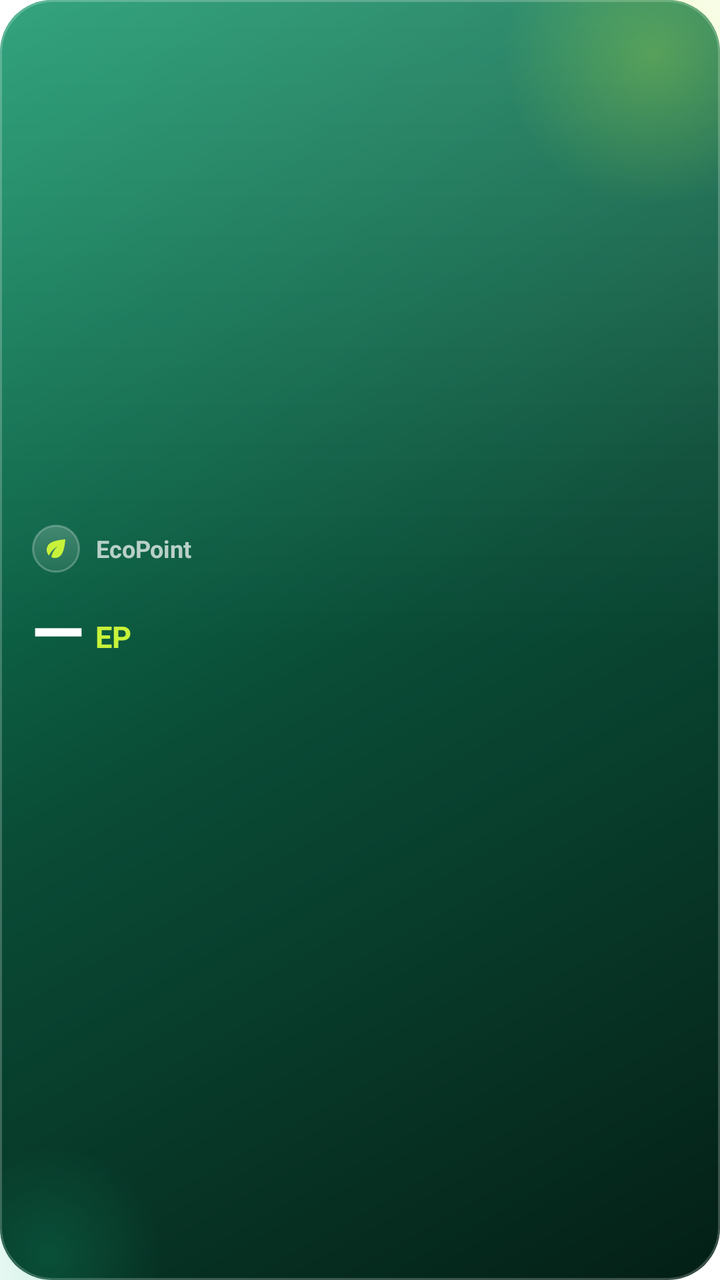
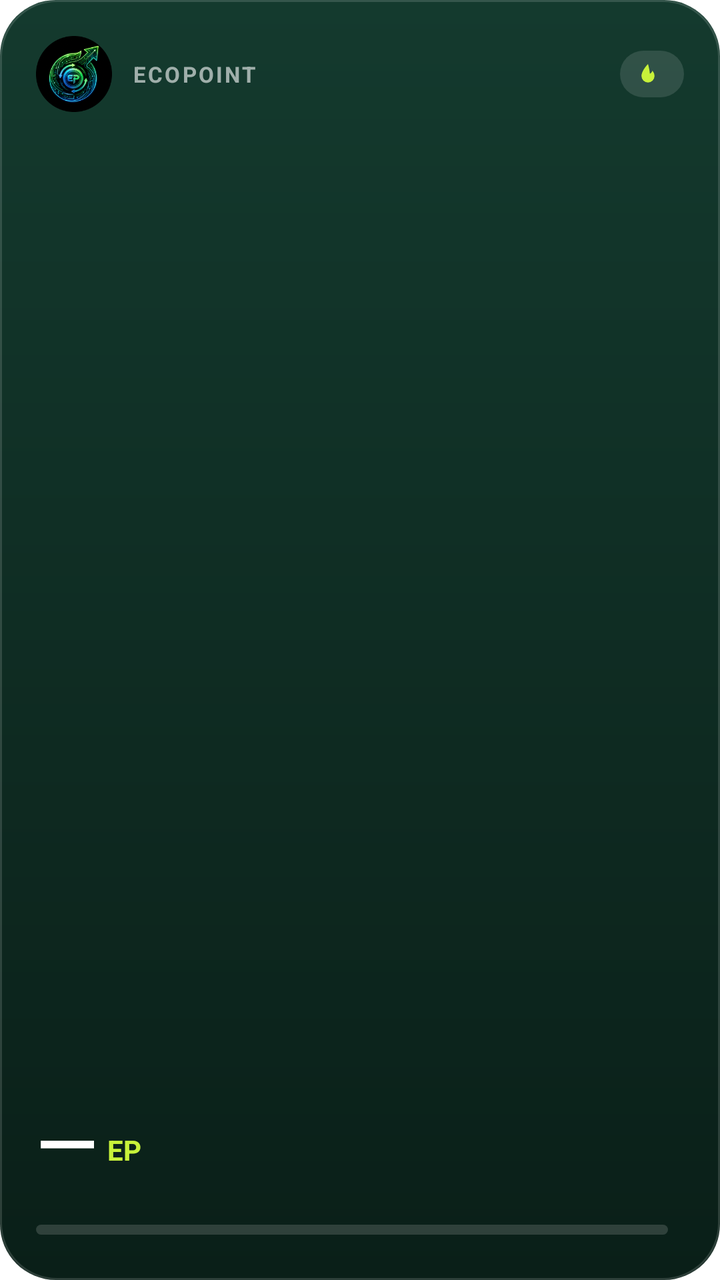

Before-and-after screenshots of an Android layout around one commit, followed by the original layout XML and the change that was made.
<!-- AndroidManifest.xml: fallback theme Theme.MaterialComponents.DayNight.NoActionBar -->
<!-- res/layout/ep_widget.xml -->
<?xml version="1.0" encoding="utf-8"?>
<FrameLayout xmlns:android="http://schemas.android.com/apk/res/android"
    android:id="@+id/ep_widget_root"
    android:layout_width="match_parent"
    android:layout_height="match_parent"
    android:background="@drawable/ep_widget_bg">

    
    <ImageView
        android:layout_width="150dp"
        android:layout_height="150dp"
        android:layout_gravity="top|end"
        android:layout_marginTop="-48dp"
        android:layout_marginEnd="-42dp"
        android:importantForAccessibility="no"
        android:src="@drawable/ep_widget_blob_a" />
    <ImageView
        android:layout_width="110dp"
        android:layout_height="110dp"
        android:layout_gravity="bottom|start"
        android:layout_marginBottom="-44dp"
        android:layout_marginStart="-30dp"
        android:importantForAccessibility="no"
        android:src="@drawable/ep_widget_blob_b" />

    <LinearLayout
        android:layout_width="match_parent"
        android:layout_height="match_parent"
        android:gravity="center_vertical"
        android:orientation="vertical"
        android:padding="16dp">

        <LinearLayout
            android:layout_width="wrap_content"
            android:layout_height="wrap_content"
            android:gravity="center_vertical"
            android:orientation="horizontal">

            <ImageView
                android:layout_width="24dp"
                android:layout_height="24dp"
                android:background="@drawable/ep_widget_badge"
                android:importantForAccessibility="no"
                android:padding="5dp"
                android:src="@drawable/ep_widget_leaf" />

            <TextView
                android:id="@+id/ep_widget_label"
                android:layout_width="wrap_content"
                android:layout_height="wrap_content"
                android:layout_marginStart="8dp"
                android:text="EcoPoint"
                android:textColor="#B3FFFFFF"
                android:textSize="12sp"
                android:textStyle="bold" />
        </LinearLayout>

        
        <ViewFlipper
            android:id="@+id/ep_widget_flipper"
            android:layout_width="match_parent"
            android:layout_height="wrap_content"
            android:layout_marginTop="10dp"
            android:autoStart="true"
            android:flipInterval="4500"
            android:inAnimation="@android:anim/fade_in"
            android:outAnimation="@android:anim/fade_out">

            <LinearLayout
                android:layout_width="match_parent"
                android:layout_height="wrap_content"
                android:gravity="bottom"
                android:orientation="horizontal">

                <TextView
                    android:id="@+id/ep_widget_balance"
                    android:layout_width="wrap_content"
                    android:layout_height="wrap_content"
                    android:fontFamily="sans-serif-medium"
                    android:includeFontPadding="false"
                    android:maxLines="1"
                    android:text="—"
                    android:textColor="#FFFFFFFF"
                    android:textSize="34sp"
                    android:textStyle="bold" />

                <TextView
                    android:id="@+id/ep_widget_unit"
                    android:layout_width="wrap_content"
                    android:layout_height="wrap_content"
                    android:layout_marginStart="6dp"
                    android:layout_marginBottom="4dp"
                    android:includeFontPadding="false"
                    android:text="EP"
                    android:textColor="#FFC8F23A"
                    android:textSize="15sp"
                    android:textStyle="bold" />
            </LinearLayout>

            <LinearLayout
                android:layout_width="match_parent"
                android:layout_height="wrap_content"
                android:gravity="start|center_vertical"
                android:orientation="vertical">

                <TextView
                    android:id="@+id/ep_widget_streak"
                    android:layout_width="wrap_content"
                    android:layout_height="wrap_content"
                    android:background="@drawable/ep_widget_pill"
                    android:fontFamily="sans-serif-medium"
                    android:paddingStart="12dp"
                    android:paddingTop="5dp"
                    android:paddingEnd="12dp"
                    android:paddingBottom="5dp"
                    android:text=""
                    android:textColor="#FFC8F23A"
                    android:textSize="18sp"
                    android:textStyle="bold" />

                <LinearLayout
                    android:layout_width="match_parent"
                    android:layout_height="wrap_content"
                    android:layout_marginTop="8dp"
                    android:gravity="center_vertical"
                    android:orientation="horizontal">

                    <ProgressBar
                        android:id="@+id/ep_widget_progress"
                        style="@android:style/Widget.ProgressBar.Horizontal"
                        android:layout_width="0dp"
                        android:layout_height="6dp"
                        android:layout_weight="1"
                        android:max="100"
                        android:progress="0"
                        android:progressDrawable="@drawable/ep_widget_progress" />

                    <TextView
                        android:id="@+id/ep_widget_goal"
                        android:layout_width="wrap_content"
                        android:layout_height="wrap_content"
                        android:layout_marginStart="8dp"
                        android:text=""
                        android:textColor="#E6FFFFFF"
                        android:textSize="11sp"
                        android:textStyle="bold" />
                </LinearLayout>

                <TextView
                    android:id="@+id/ep_widget_tagline"
                    android:layout_width="wrap_content"
                    android:layout_height="wrap_content"
                    android:layout_marginTop="8dp"
                    android:maxLines="2"
                    android:text=""
                    android:textColor="#CCFFFFFF"
                    android:textSize="12sp" />
            </LinearLayout>
        </ViewFlipper>
    </LinearLayout>
</FrameLayout>
<!-- resources referenced by this layout -->
<resources>
  <!-- drawable ep_widget_badge (drawable) -->
  <?xml version="1.0" encoding="utf-8"?>
  <shape xmlns:android="http://schemas.android.com/apk/res/android" android:shape="oval">
      <gradient android:angle="270" android:startColor="#33FFFFFF" android:endColor="#14FFFFFF" />
      <stroke android:width="1dp" android:color="#40FFFFFF" />
  </shape>
  <!-- drawable ep_widget_bg (drawable) -->
  <?xml version="1.0" encoding="utf-8"?>
  <layer-list xmlns:android="http://schemas.android.com/apk/res/android">
      <item>
          <shape android:shape="rectangle">
              <gradient android:angle="315" android:startColor="#FF14966A"
                  android:centerColor="#FF0A4D37" android:endColor="#FF041F16" />
              <corners android:radius="26dp" />
          </shape>
      </item>
      
      <item>
          <shape android:shape="rectangle">
              <gradient android:angle="270" android:startColor="#22FFFFFF"
                  android:centerColor="#00FFFFFF" android:endColor="#00FFFFFF" />
              <corners android:radius="26dp" />
          </shape>
      </item>
      
      <item>
          <shape android:shape="rectangle">
              <stroke android:width="1dp" android:color="#38FFFFFF" />
              <corners android:radius="26dp" />
          </shape>
      </item>
  </layer-list>
  <!-- drawable ep_widget_blob_a (drawable) -->
  <?xml version="1.0" encoding="utf-8"?>
  <shape xmlns:android="http://schemas.android.com/apk/res/android" android:shape="oval">
      <gradient android:type="radial" android:gradientRadius="75dp"
          android:startColor="#44C8F23A" android:endColor="#00C8F23A" />
  </shape>
  <!-- drawable ep_widget_blob_b (drawable) -->
  <?xml version="1.0" encoding="utf-8"?>
  <shape xmlns:android="http://schemas.android.com/apk/res/android" android:shape="oval">
      <gradient android:type="radial" android:gradientRadius="55dp"
          android:startColor="#3310B981" android:endColor="#0010B981" />
  </shape>
  <!-- drawable ep_widget_leaf (drawable) -->
  <?xml version="1.0" encoding="utf-8"?>
  <vector xmlns:android="http://schemas.android.com/apk/res/android"
      android:width="24dp"
      android:height="24dp"
      android:viewportWidth="24"
      android:viewportHeight="24">
      <path
          android:fillColor="#FFC8F23A"
          android:pathData="M6.05,8.05c-2.73,2.73 -2.73,7.15 -0.02,9.88 1.47,-3.4 4.09,-6.24 7.36,-7.93 -2.77,2.34 -4.71,5.61 -5.39,9.32 2.6,1.23 5.8,0.78 7.95,-1.37C19.43,14.47 20,4 20,4S9.53,4.57 6.05,8.05z" />
  </vector>
  <!-- drawable ep_widget_pill (drawable) -->
  <?xml version="1.0" encoding="utf-8"?>
  <shape xmlns:android="http://schemas.android.com/apk/res/android" android:shape="rectangle">
      <gradient android:angle="0" android:startColor="#33C8F23A" android:endColor="#1AC8F23A" />
      <stroke android:width="1dp" android:color="#66C8F23A" />
      <corners android:radius="20dp" />
  </shape>
  <!-- drawable ep_widget_progress (drawable) -->
  <?xml version="1.0" encoding="utf-8"?>
  <layer-list xmlns:android="http://schemas.android.com/apk/res/android">
      <item android:id="@android:id/background">
          <shape android:shape="rectangle">
              <solid android:color="#33FFFFFF" />
              <corners android:radius="4dp" />
          </shape>
      </item>
      <item android:id="@android:id/progress">
          <clip>
              <shape android:shape="rectangle">
                  <gradient android:angle="0" android:startColor="#FF10B981" android:endColor="#FFC8F23A" />
                  <corners android:radius="4dp" />
              </shape>
          </clip>
      </item>
  </layer-list>
</resources>

<!-- the commit's change to res/layout/ep_widget.xml (unified diff, before → after) -->
@@ -5,69 +5,74 @@
     android:layout_height="match_parent"
     android:background="@drawable/ep_widget_bg">
 
-    
-    <ImageView
-        android:layout_width="150dp"
-        android:layout_height="150dp"
-        android:layout_gravity="top|end"
-        android:layout_marginTop="-48dp"
-        android:layout_marginEnd="-42dp"
-        android:importantForAccessibility="no"
-        android:src="@drawable/ep_widget_blob_a" />
-    <ImageView
-        android:layout_width="110dp"
-        android:layout_height="110dp"
-        android:layout_gravity="bottom|start"
-        android:layout_marginBottom="-44dp"
-        android:layout_marginStart="-30dp"
-        android:importantForAccessibility="no"
-        android:src="@drawable/ep_widget_blob_b" />
-
     <LinearLayout
         android:layout_width="match_parent"
         android:layout_height="match_parent"
-        android:gravity="center_vertical"
         android:orientation="vertical"
-        android:padding="16dp">
+        android:padding="18dp">
 
-        <LinearLayout
-            android:layout_width="wrap_content"
-            android:layout_height="wrap_content"
-            android:gravity="center_vertical"
-            android:orientation="horizontal">
-
-            <ImageView
-                android:layout_width="24dp"
-                android:layout_height="24dp"
-                android:background="@drawable/ep_widget_badge"
-                android:importantForAccessibility="no"
-                android:padding="5dp"
-                android:src="@drawable/ep_widget_leaf" />
-
-            <TextView
+                        <LinearLayout
+                android:layout_width="match_parent"
+                android:layout_height="wrap_content"
+                android:gravity="center_vertical"
+                android:orientation="horizontal">
+                <ImageView
+                android:layout_width="38dp"
+                android:layout_height="38dp"
+                android:contentDescription="EcoPoint"
+                android:scaleType="fitCenter"
+                android:src="@drawable/ep_widget_logo" />
+                <TextView
                 android:id="@+id/ep_widget_label"
+                android:layout_width="0dp"
+                android:layout_height="wrap_content"
+                android:layout_marginStart="10dp"
+                android:layout_weight="1"
+                android:letterSpacing="0.1"
+                android:maxLines="1"
+                android:text="EcoPoint"
+                android:textAllCaps="true"
+                android:textColor="#99FFFFFF"
+                android:textSize="11sp"
+                android:textStyle="bold" />
+                <LinearLayout
+                android:id="@+id/ep_widget_streak_chip"
                 android:layout_width="wrap_content"
                 android:layout_height="wrap_content"
-                android:layout_marginStart="8dp"
-                android:text="EcoPoint"
-                android:textColor="#B3FFFFFF"
-                android:textSize="12sp"
-                android:textStyle="bold" />
-        </LinearLayout>
+                android:background="@drawable/ep_widget_pill"
+                android:gravity="center_vertical"
+                android:orientation="horizontal"
+                android:paddingStart="8dp"
+                android:paddingTop="4dp"
+                android:paddingEnd="9dp"
+                android:paddingBottom="4dp">
 
-        
-        <ViewFlipper
-            android:id="@+id/ep_widget_flipper"
-            android:layout_width="match_parent"
-            android:layout_height="wrap_content"
-            android:layout_marginTop="10dp"
-            android:autoStart="true"
-            android:flipInterval="4500"
-            android:inAnimation="@android:anim/fade_in"
-            android:outAnimation="@android:anim/fade_out">
+                <ImageView
+                    android:layout_width="12dp"
+                    android:layout_height="12dp"
+                    android:importantForAccessibility="no"
+                    android:src="@drawable/ep_widget_flame" />
+
+                <TextView
+                    android:id="@+id/ep_widget_streak"
+                    android:layout_width="wrap_content"
+                    android:layout_height="wrap_content"
+                    android:layout_marginStart="3dp"
+                    android:includeFontPadding="false"
+                    android:text=""
+                    android:textColor="#FFC8F23A"
+                    android:textSize="13sp"
+                    android:textStyle="bold" />
+            </LinearLayout>
+            </LinearLayout>
+
+            <View
+                android:layout_width="match_parent"
+                android:layout_height="0dp"
+                android:layout_weight="1" />
 
             <LinearLayout
-                android:layout_width="match_parent"
+                android:layout_width="wrap_content"
                 android:layout_height="wrap_content"
                 android:gravity="bottom"
                 android:orientation="horizontal">
@@ -81,81 +86,46 @@
                     android:maxLines="1"
                     android:text="—"
                     android:textColor="#FFFFFFFF"
-                    android:textSize="34sp"
-                    android:textStyle="bold" />
+                    android:textSize="40sp" />
 
                 <TextView
                     android:id="@+id/ep_widget_unit"
                     android:layout_width="wrap_content"
                     android:layout_height="wrap_content"
-                    android:layout_marginStart="6dp"
-                    android:layout_marginBottom="4dp"
+                    android:layout_marginStart="5dp"
+                    android:layout_marginBottom="6dp"
                     android:includeFontPadding="false"
                     android:text="EP"
                     android:textColor="#FFC8F23A"
-                    android:textSize="15sp"
+                    android:textSize="14sp"
                     android:textStyle="bold" />
             </LinearLayout>
 
             <LinearLayout
                 android:layout_width="match_parent"
                 android:layout_height="wrap_content"
-                android:gravity="start|center_vertical"
-                android:orientation="vertical">
-
+                android:layout_marginTop="12dp"
+                android:gravity="center_vertical"
+                android:orientation="horizontal">
+                <ProgressBar
+                    android:id="@+id/ep_widget_progress"
+                    style="@android:style/Widget.ProgressBar.Horizontal"
+                    android:layout_width="0dp"
+                    android:layout_height="5dp"
+                    android:layout_weight="1"
+                    android:max="100"
+                    android:progress="0"
+                    android:progressDrawable="@drawable/ep_widget_progress" />
                 <TextView
-                    android:id="@+id/ep_widget_streak"
+                    android:id="@+id/ep_widget_goal"
                     android:layout_width="wrap_content"
                     android:layout_height="wrap_content"
-                    android:background="@drawable/ep_widget_pill"
-                    android:fontFamily="sans-serif-medium"
-                    android:paddingStart="12dp"
-                    android:paddingTop="5dp"
-                    android:paddingEnd="12dp"
-                    android:paddingBottom="5dp"
+                    android:layout_marginStart="8dp"
+                    android:includeFontPadding="false"
                     android:text=""
-                    android:textColor="#FFC8F23A"
-                    android:textSize="18sp"
+                    android:textColor="#B3FFFFFF"
+                    android:textSize="12sp"
                     android:textStyle="bold" />
-
-                <LinearLayout
-                    android:layout_width="match_parent"
-                    android:layout_height="wrap_content"
-                    android:layout_marginTop="8dp"
-                    android:gravity="center_vertical"
-                    android:orientation="horizontal">
-
-                    <ProgressBar
-                        android:id="@+id/ep_widget_progress"
-                        style="@android:style/Widget.ProgressBar.Horizontal"
-                        android:layout_width="0dp"
-                        android:layout_height="6dp"
-                        android:layout_weight="1"
-                        android:max="100"
-                        android:progress="0"
-                        android:progressDrawable="@drawable/ep_widget_progress" />
-
-                    <TextView
-                        android:id="@+id/ep_widget_goal"
-                        android:layout_width="wrap_content"
-                        android:layout_height="wrap_content"
-                        android:layout_marginStart="8dp"
-                        android:text=""
-                        android:textColor="#E6FFFFFF"
-                        android:textSize="11sp"
-                        android:textStyle="bold" />
-                </LinearLayout>
-
-                <TextView
-                    android:id="@+id/ep_widget_tagline"
-                    android:layout_width="wrap_content"
-                    android:layout_height="wrap_content"
-                    android:layout_marginTop="8dp"
-                    android:maxLines="2"
-                    android:text=""
-                    android:textColor="#CCFFFFFF"
-                    android:textSize="12sp" />
             </LinearLayout>
-        </ViewFlipper>
     </LinearLayout>
 </FrameLayout>
<!-- resource entries referenced after the edit -->
@@ -1,50 +1,22 @@
 <!-- resources referenced by this layout -->
 <resources>
-  <!-- drawable ep_widget_badge (drawable) -->
-  <?xml version="1.0" encoding="utf-8"?>
-  <shape xmlns:android="http://schemas.android.com/apk/res/android" android:shape="oval">
-      <gradient android:angle="270" android:startColor="#33FFFFFF" android:endColor="#14FFFFFF" />
-      <stroke android:width="1dp" android:color="#40FFFFFF" />
-  </shape>
   <!-- drawable ep_widget_bg (drawable) -->
   <?xml version="1.0" encoding="utf-8"?>
   <layer-list xmlns:android="http://schemas.android.com/apk/res/android">
       <item>
           <shape android:shape="rectangle">
-              <gradient android:angle="315" android:startColor="#FF14966A"
-                  android:centerColor="#FF0A4D37" android:endColor="#FF041F16" />
-              <corners android:radius="26dp" />
+              <gradient android:angle="270" android:startColor="#FF143A2E" android:endColor="#FF0A1F18" />
+              <corners android:radius="28dp" />
           </shape>
       </item>
-      
       <item>
           <shape android:shape="rectangle">
-              <gradient android:angle="270" android:startColor="#22FFFFFF"
-                  android:centerColor="#00FFFFFF" android:endColor="#00FFFFFF" />
-              <corners android:radius="26dp" />
-          </shape>
-      </item>
-      
-      <item>
-          <shape android:shape="rectangle">
-              <stroke android:width="1dp" android:color="#38FFFFFF" />
-              <corners android:radius="26dp" />
+              <stroke android:width="1dp" android:color="#24FFFFFF" />
+              <corners android:radius="28dp" />
           </shape>
       </item>
   </layer-list>
-  <!-- drawable ep_widget_blob_a (drawable) -->
-  <?xml version="1.0" encoding="utf-8"?>
-  <shape xmlns:android="http://schemas.android.com/apk/res/android" android:shape="oval">
-      <gradient android:type="radial" android:gradientRadius="75dp"
-          android:startColor="#44C8F23A" android:endColor="#00C8F23A" />
-  </shape>
-  <!-- drawable ep_widget_blob_b (drawable) -->
-  <?xml version="1.0" encoding="utf-8"?>
-  <shape xmlns:android="http://schemas.android.com/apk/res/android" android:shape="oval">
-      <gradient android:type="radial" android:gradientRadius="55dp"
-          android:startColor="#3310B981" android:endColor="#0010B981" />
-  </shape>
-  <!-- drawable ep_widget_leaf (drawable) -->
+  <!-- drawable ep_widget_flame (drawable) -->
   <?xml version="1.0" encoding="utf-8"?>
   <vector xmlns:android="http://schemas.android.com/apk/res/android"
       android:width="24dp"
@@ -53,13 +25,13 @@
       android:viewportHeight="24">
       <path
           android:fillColor="#FFC8F23A"
-          android:pathData="M6.05,8.05c-2.73,2.73 -2.73,7.15 -0.02,9.88 1.47,-3.4 4.09,-6.24 7.36,-7.93 -2.77,2.34 -4.71,5.61 -5.39,9.32 2.6,1.23 5.8,0.78 7.95,-1.37C19.43,14.47 20,4 20,4S9.53,4.57 6.05,8.05z" />
+          android:pathData="M12,2C12,2 5.5,8.5 5.5,14a6.5,6.5 0 0 0 13,0c0,-2.2 -1,-3.8 -2.1,-5.3c-0.5,1.6 -1.5,2.6 -2.6,3.1C13.8,8.2 12,2 12,2z" />
   </vector>
+  <!-- drawable ep_widget_logo: png bitmap (drawable-nodpi, 46098 bytes) -->
   <!-- drawable ep_widget_pill (drawable) -->
   <?xml version="1.0" encoding="utf-8"?>
   <shape xmlns:android="http://schemas.android.com/apk/res/android" android:shape="rectangle">
-      <gradient android:angle="0" android:startColor="#33C8F23A" android:endColor="#1AC8F23A" />
-      <stroke android:width="1dp" android:color="#66C8F23A" />
+      <solid android:color="#1FFFFFFF" />
       <corners android:radius="20dp" />
   </shape>
   <!-- drawable ep_widget_progress (drawable) -->
@@ -67,15 +39,15 @@
   <layer-list xmlns:android="http://schemas.android.com/apk/res/android">
       <item android:id="@android:id/background">
           <shape android:shape="rectangle">
-              <solid android:color="#33FFFFFF" />
-              <corners android:radius="4dp" />
+              <solid android:color="#26FFFFFF" />
+              <corners android:radius="3dp" />
           </shape>
       </item>
       <item android:id="@android:id/progress">
           <clip>
               <shape android:shape="rectangle">
-                  <gradient android:angle="0" android:startColor="#FF10B981" android:endColor="#FFC8F23A" />
-                  <corners android:radius="4dp" />
+                  <solid android:color="#FFC8F23A" />
+                  <corners android:radius="3dp" />
               </shape>
           </clip>
       </item>
